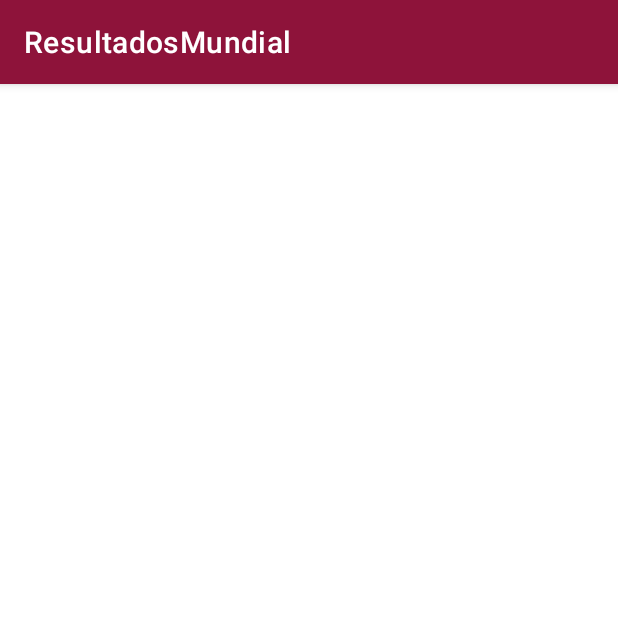
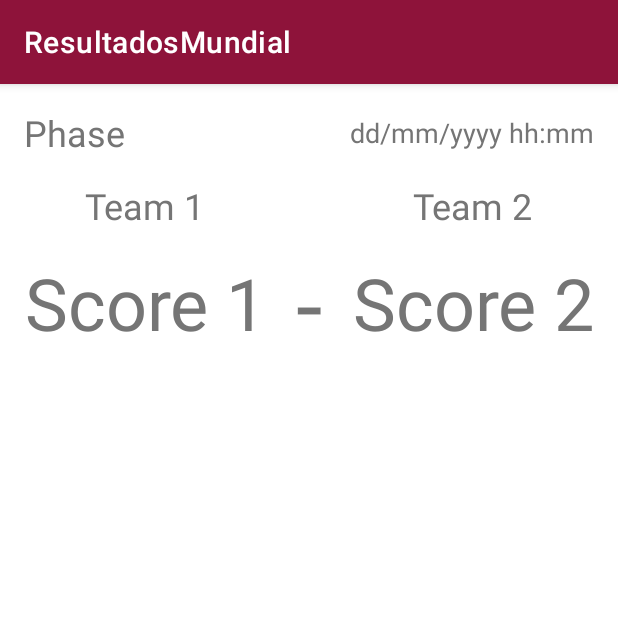
Before and after one commit to alexaib2002/android-dam_project1, an Android app: the fragment MatchResultFragment shown on its own in the app's theme, on a phone screen of 412 x 824 dp, the top half of it. Run offline under Robolectric (Android 15) with nearby library versions, the phone set to English and light mode, and no system bars; 6 statements that could not run were skipped.

Commit message:
constraint layout for fragment

```diff
--- a/app/src/main/res/layout/activity_query.xml
+++ b/app/src/main/res/layout/activity_query.xml
@@ -40,9 +40,10 @@
 
     <EditText
         android:id="@+id/txtEditCountryQuery"
-        android:layout_width="wrap_content"
+        android:layout_width="0dp"
         android:layout_height="wrap_content"
         android:layout_marginStart="@dimen/std_widget_border"
+        android:layout_marginEnd="@dimen/std_widget_border"
         android:layout_marginBottom="16dp"
         android:autofillHints="country, selection"
         android:ems="10"
@@ -51,6 +52,7 @@
         android:inputType="textPersonName"
         android:minHeight="@dimen/std_touch_target"
         app:layout_constraintBottom_toBottomOf="parent"
+        app:layout_constraintEnd_toStartOf="@+id/btnCountryQuery"
         app:layout_constraintStart_toStartOf="parent"
         tools:inputType="none" />
 
@@ -58,12 +60,10 @@
         android:id="@+id/btnCountryQuery"
         android:layout_width="wrap_content"
         android:layout_height="wrap_content"
-        android:layout_marginStart="@dimen/std_widget_border"
         android:layout_marginEnd="@dimen/std_widget_border"
         android:layout_marginBottom="16dp"
         android:minHeight="@dimen/std_touch_target"
         android:text="@string/btn_insert_sel"
         app:layout_constraintBottom_toBottomOf="parent"
-        app:layout_constraintEnd_toEndOf="parent"
-        app:layout_constraintStart_toEndOf="@+id/txtEditCountryQuery" />
+        app:layout_constraintEnd_toEndOf="parent" />
 </androidx.constraintlayout.widget.ConstraintLayout>
--- a/app/src/main/res/layout/fragment_match_result.xml
+++ b/app/src/main/res/layout/fragment_match_result.xml
@@ -1,85 +1,96 @@
 <?xml version="1.0" encoding="utf-8"?>
-<TableLayout xmlns:android="http://schemas.android.com/apk/res/android"
+<androidx.constraintlayout.widget.ConstraintLayout xmlns:android="http://schemas.android.com/apk/res/android"
+    xmlns:app="http://schemas.android.com/apk/res-auto"
     xmlns:tools="http://schemas.android.com/tools"
     android:layout_width="match_parent"
     android:layout_height="match_parent"
     tools:context=".fragments.MatchResultFragment">
 
-    <TableRow
-        android:layout_width="match_parent"
-        android:layout_height="match_parent" >
-
     <TextView
         android:id="@+id/phaseResultFrag"
         android:layout_width="wrap_content"
         android:layout_height="wrap_content"
-            android:layout_weight="0" />
-
-        <Space
-            android:layout_width="wrap_content"
-            android:layout_height="wrap_content"
-            android:layout_weight="1" />
+        android:layout_marginStart="@dimen/std_widget_border"
+        android:layout_marginTop="@dimen/std_widget_border"
+        android:layout_weight="0"
+        android:hint="@string/hint_frag_mr_phase"
+        android:textSize="@dimen/std_title_font_size"
+        app:layout_constraintStart_toStartOf="parent"
+        app:layout_constraintTop_toTopOf="parent" />
 
     <TextView
         android:id="@+id/dateResultFrag"
         android:layout_width="wrap_content"
         android:layout_height="wrap_content"
-            android:layout_weight="0" />
-
-    </TableRow>
-
-    <TableRow
-        android:layout_width="match_parent"
-        android:layout_height="match_parent" >
+        android:layout_marginEnd="@dimen/std_widget_border"
+        android:layout_weight="0"
+        android:hint="@string/hint_frag_mr_date"
+        android:textSize="@dimen/std_input_font_size"
+        app:layout_constraintBottom_toBottomOf="@+id/phaseResultFrag"
+        app:layout_constraintEnd_toEndOf="parent"
+        app:layout_constraintTop_toTopOf="@+id/phaseResultFrag" />
 
     <TextView
         android:id="@+id/team1ResultFrag"
         android:layout_width="wrap_content"
         android:layout_height="wrap_content"
-            android:layout_weight="0" />
+        android:layout_marginTop="@dimen/std_widget_border"
+        android:layout_weight="0"
+        android:hint="@string/hint_frag_mr_team_1"
+        android:textSize="@dimen/std_title_font_size"
+        app:layout_constraintEnd_toEndOf="@+id/score1ResultFrag"
+        app:layout_constraintStart_toStartOf="@+id/score1ResultFrag"
+        app:layout_constraintTop_toBottomOf="@+id/phaseResultFrag" />
 
-        <Space
+    <TextView
+        android:id="@+id/team2ResultFrag"
         android:layout_width="wrap_content"
         android:layout_height="wrap_content"
-            android:layout_weight="1" />
+        android:layout_weight="0"
+        android:hint="@string/hint_frag_mr_team_2"
+        android:textSize="@dimen/std_title_font_size"
+        app:layout_constraintEnd_toEndOf="@+id/score2ResultFrag"
+        app:layout_constraintStart_toStartOf="@+id/score2ResultFrag"
+        app:layout_constraintTop_toTopOf="@+id/team1ResultFrag" />
 
     <TextView
         android:id="@+id/score1ResultFrag"
         android:layout_width="wrap_content"
         android:layout_height="wrap_content"
-            android:layout_weight="0" />
+        android:layout_marginStart="16dp"
+        android:layout_marginTop="@dimen/std_widget_border"
+        android:layout_weight="0"
+        android:gravity="center_horizontal|center_vertical"
+        android:hint="@string/hint_frag_mr_score_1"
+        android:textAlignment="center"
+        android:textSize="@dimen/std_goal_font_size"
+        app:layout_constraintStart_toStartOf="parent"
+        app:layout_constraintTop_toBottomOf="@+id/team1ResultFrag" />
 
-        <Space
+    <TextView
+        android:id="@+id/textView"
         android:layout_width="wrap_content"
         android:layout_height="wrap_content"
-            android:layout_weight=".5" />
-
-        <TextView
-            android:layout_width="wrap_content"
-            android:layout_height="wrap_content"
-            android:layout_weight="0" />
-
-        <Space
-            android:layout_width="wrap_content"
-            android:layout_height="wrap_content"
-            android:layout_weight=".5" />
-
-        <TextView
-            android:id="@+id/team2ResultFrag"
-            android:layout_width="wrap_content"
-            android:layout_height="wrap_content"
-            android:layout_weight="0" />
-
-        <Space
-            android:layout_width="wrap_content"
-            android:layout_height="wrap_content"
-            android:layout_weight="1" />
+        android:layout_weight="0"
+        android:text="@string/txt_frag_mr_separator"
+        android:textSize="@dimen/goal_input_width"
+        app:layout_constraintBottom_toBottomOf="@+id/score1ResultFrag"
+        app:layout_constraintEnd_toStartOf="@+id/score2ResultFrag"
+        app:layout_constraintStart_toEndOf="@+id/score1ResultFrag"
+        app:layout_constraintTop_toTopOf="@+id/score1ResultFrag" />
 
     <TextView
         android:id="@+id/score2ResultFrag"
         android:layout_width="wrap_content"
         android:layout_height="wrap_content"
-            android:layout_weight="0" />
-    </TableRow>
+        android:layout_marginEnd="16dp"
+        android:layout_weight="0"
+        android:gravity="center_horizontal|center_vertical"
+        android:hint="@string/hint_frag_mr_score_2"
+        android:textAlignment="center"
+        android:textSize="@dimen/std_goal_font_size"
+        app:layout_constraintBottom_toBottomOf="@+id/textView"
+        app:layout_constraintEnd_toEndOf="parent"
+        app:layout_constraintTop_toTopOf="@+id/textView" />
 
-</TableLayout>
+</androidx.constraintlayout.widget.ConstraintLayout>
--- a/app/src/main/res/values/strings.xml
+++ b/app/src/main/res/values/strings.xml
@@ -25,4 +25,11 @@
     <string name="txt_snackbar_insert_ok">Partido guardado correctamente</string>
     <string name="txt_snackbar_insert_fail">Por favor, revisa los campos que están mal introducidos</string>
     <string name="txt_error_empty_field">El campo debe ser rellenado</string>
+    <string name="txt_frag_mr_separator">-</string>
+    <string name="hint_frag_mr_phase">Phase</string>
+    <string name="hint_frag_mr_date">dd/mm/yyyy hh:mm</string>
+    <string name="hint_frag_mr_team_1">Team 1</string>
+    <string name="hint_frag_mr_team_2">Team 2</string>
+    <string name="hint_frag_mr_score_1">Score 1</string>
+    <string name="hint_frag_mr_score_2">Score 2</string>
 </resources>
```
Lines whose indentation alone changed are shown as unchanged.
